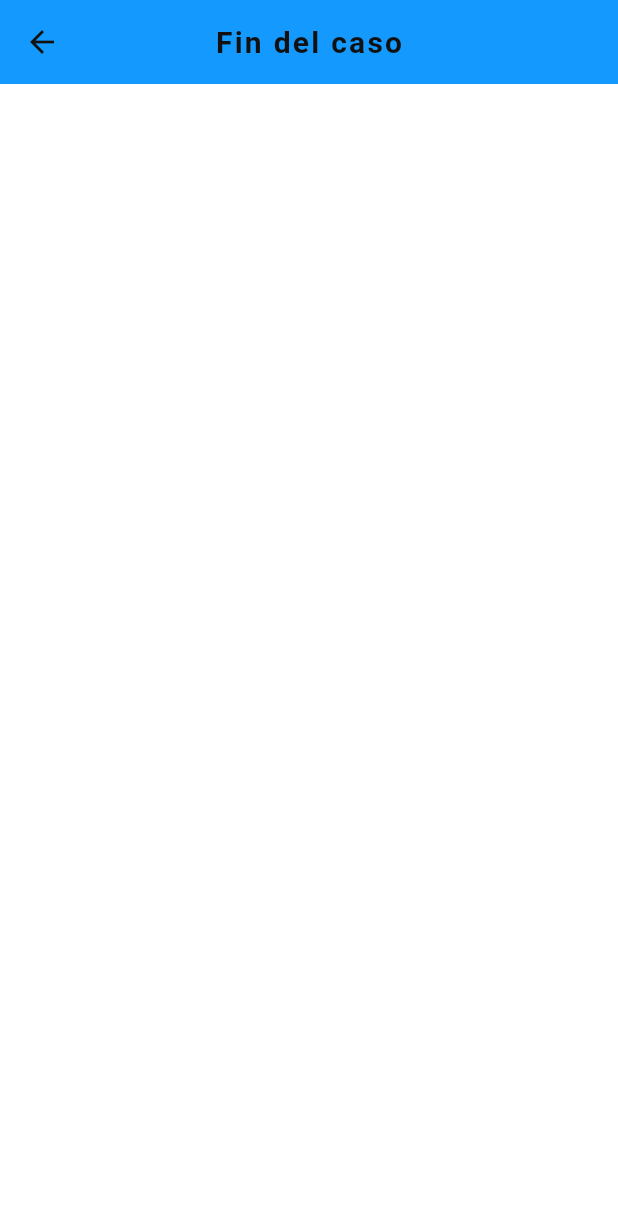
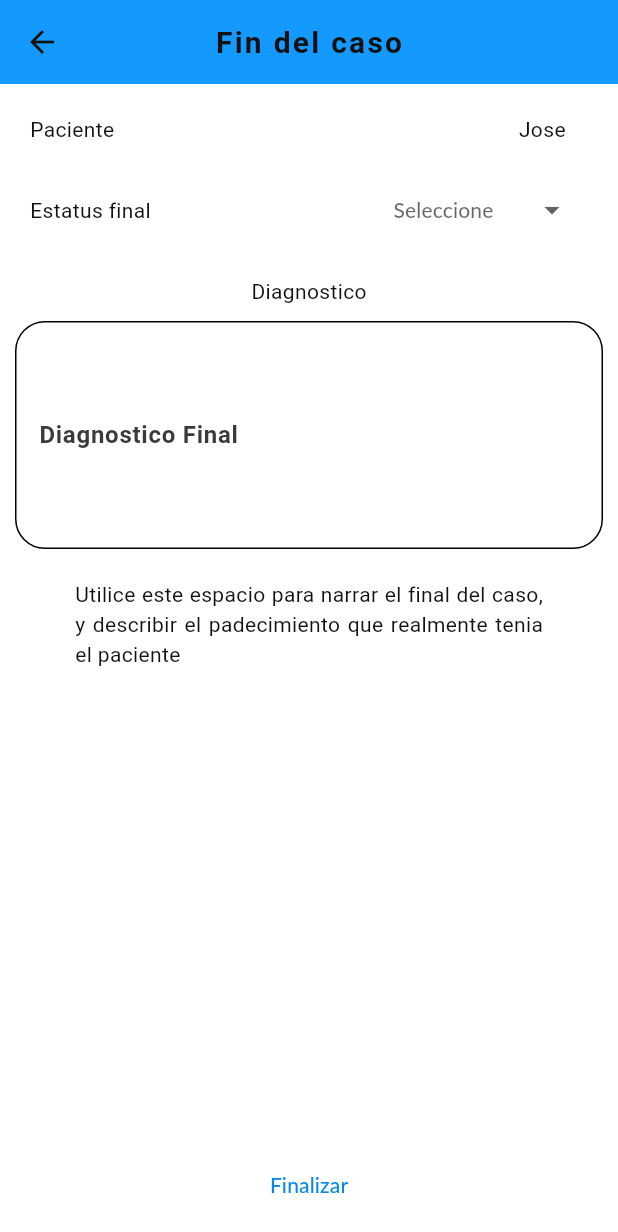
Before and after one commit to Teixeira49/d_report, a Flutter app: the EndCasePage screen opened by its route, on a phone screen of 412 x 824 dp. Shown: the top 1232 px of the screen. Run offline on Flutter 3.47's test engine with Material 3 defaults, Android fonts, the phone set to English and light mode, and no system bars; our stand-ins replace bloc, dartz, dio, flutter_bloc, hive_flutter, internet_connection_checker and 2 more; missing offline and left inert: dart:ffi; accounts and stored records are empty; Roboto replaces fonts that are missing (Lato, gotham).

Commit message:
EndCase UI

```diff
--- /dev/null
+++ b/lib/src/feature/end_case/domain/entities/end_reasons.dart
@@ -0,0 +1 @@
+enum EndReasons { DEAD, SURVIVE, REFERRAL }
--- a/lib/src/feature/end_case/presentation/page/end_case_page.dart
+++ b/lib/src/feature/end_case/presentation/page/end_case_page.dart
@@ -1,26 +1,83 @@
+import 'package:flutter/cupertino.dart';
+import 'package:flutter/material.dart';
+import 'package:flutter/widgets.dart';
 
+import '../widgets/card_patient_summary.dart';
+import '../widgets/data_textArea.dart';
+import '../widgets/end_case_status.dart';
 
-import 'package:flutter/material.dart';
+class EndCasePage extends StatefulWidget {
+  const EndCasePage({super.key});
 
-class EndCasePage extends StatelessWidget {
+  @override
+  MyEndCasePage createState() => MyEndCasePage();
+}
 
-  const EndCasePage({super.key});
+class MyEndCasePage extends State<EndCasePage> {
+  final TextEditingController _endDiagnosisData = TextEditingController();
+  final ValueNotifier<String?> _endStatusController = ValueNotifier(null);
+
+  @override
+  void dispose() {
+    _endDiagnosisData.dispose();
+    _endStatusController.dispose();
+    super.dispose();
+  }
 
   @override
   Widget build(BuildContext context) {
     return Scaffold(
-
       appBar: AppBar(
-        title: Text('Fin del caso'),
+        title: const Text('Fin del caso'),
         automaticallyImplyLeading: true,
         backgroundColor: Theme.of(context).appBarTheme.backgroundColor,
         centerTitle: true,
       ),
-
       body: Container(
+        padding: EdgeInsets.symmetric(vertical: 10, horizontal: 10),
         child: Column(
           children: [
-
+            Container(
+              padding: EdgeInsets.symmetric(vertical: 10, horizontal: 10),
+              child: Row(
+                children: [Text('Paciente'), Spacer(), Text('Jose    ')],
+              ),
+            ),
+            Container(
+              padding: EdgeInsets.symmetric(vertical: 10, horizontal: 10),
+              child: Row(
+                children: [
+                  Text('Estatus final'),
+                  Spacer(),
+                  Flexible(
+                      child: StatusField(
+                    controllerDataDropDown: _endStatusController,
+                  ))
+                ],
+              ),
+            ),
+            Container(
+              padding: EdgeInsets.symmetric(vertical: 10, horizontal: 10),
+              child: Text('Diagnostico'),
+            ),
+            Container(
+                child: CaseDataTextArea(
+              contextRow: 'Diagnostico Final',
+              controllerData: _endDiagnosisData,
+            )),
+            Container(
+              padding: EdgeInsets.symmetric(
+               vertical: 20,
+                horizontal: 40
+              ),
+              child: Text( "Utilice este espacio para narrar el final del caso, y describir el padecimiento que realmente tenia el paciente", textAlign: TextAlign.justify,)
+            ),
+            Spacer(),
+            TextButton(onPressed: () {
+            Navigator.of(context).pop();
+            Navigator.of(context).pop();
+            }
+                , child: Text('Finalizar')),
           ],
         ),
       ),
--- /dev/null
+++ b/lib/src/feature/end_case/presentation/widgets/data_textArea.dart
@@ -0,0 +1,57 @@
+import 'package:flutter/material.dart';
+
+import 'package:d_report/src/core/utils/constants/fields_constants.dart';
+
+class CaseDataTextArea extends StatefulWidget {
+  const CaseDataTextArea(
+      {super.key, required this.contextRow, required this.controllerData});
+
+  final String contextRow;
+  final TextEditingController controllerData;
+
+  @override
+  MyCaseDataTextAreaWidget createState() => MyCaseDataTextAreaWidget();
+}
+
+class MyCaseDataTextAreaWidget extends State<CaseDataTextArea> {
+  @override
+  Widget build(BuildContext context) {
+    return TextFormField(
+      controller: widget.controllerData,
+      style: Theme.of(context).textTheme.labelLarge,
+      obscureText: obscureTextDefault,
+      maxLines: 6,
+      keyboardType: TextInputType.multiline,
+      decoration: InputDecoration(
+        fillColor: Theme.of(context).inputDecorationTheme.fillColor,
+        filled: Theme.of(context).inputDecorationTheme.filled,
+        border: Theme.of(context).inputDecorationTheme.border,
+        labelText: widget.contextRow,
+        labelStyle: Theme.of(context).inputDecorationTheme.labelStyle,
+        hintText: hintEditProfile,
+        hintStyle: Theme.of(context).inputDecorationTheme.labelStyle,
+      ),
+      onSaved: (String? value) {
+        debugPrint(
+            'Value for field name saved as "$value"'); // TODO delete in other moment
+      },
+      validator: (String? value) {
+        return (value != null && value.contains('@'))
+            ? 'Do not use the @ char.'
+            : null;
+      },
+    );
+  }
+}
+
+//IconButton(
+//               icon: isEnabled ? const Icon(Icons.check) : const Icon(Icons.edit),
+//               color: Theme.of(context).iconTheme.color,
+//               onPressed: () {
+//                 setState(() {
+//                   isEnabled = !isEnabled;
+//                 });
+//                 print("SetSTATE");
+//                 print(isEnabled);
+//               },
+//             ),
--- /dev/null
+++ b/lib/src/feature/end_case/presentation/widgets/end_case_status.dart
@@ -0,0 +1,37 @@
+import 'package:flutter/material.dart';
+
+class StatusField extends StatelessWidget {
+  const StatusField(
+      {super.key,
+      required this.controllerDataDropDown,});
+
+  final ValueNotifier<String?> controllerDataDropDown;
+
+  @override
+  Widget build(BuildContext context) {
+    return DropdownButtonFormField(
+      value: controllerDataDropDown.value,
+      style: Theme.of(context).textTheme.labelLarge,
+      dropdownColor: Theme.of(context).inputDecorationTheme.fillColor,
+      borderRadius: const BorderRadius.all(Radius.circular(20)),
+      hint: const Text('Seleccione'),
+      decoration: InputDecoration(
+          border: InputBorder.none,),
+      items: ['Survive', 'Dead', 'Referral'].map((status) {
+        return DropdownMenuItem(
+            alignment: Alignment.centerLeft,
+            value: status,
+            child: Text(
+              status,
+              style: Theme.of(context).inputDecorationTheme.labelStyle,
+            ));
+      }).toList(),
+      onChanged: (newValue) {
+        controllerDataDropDown.value = newValue;
+      },
+      onSaved: (String? value) {},
+      isDense: true,
+      isExpanded: true,
+    );
+  }
+}
```
Also changed, not shown: lib/src/feature/end_case/presentation/widgets/card_patient_summary.dart (added, +42 -0 lines).
